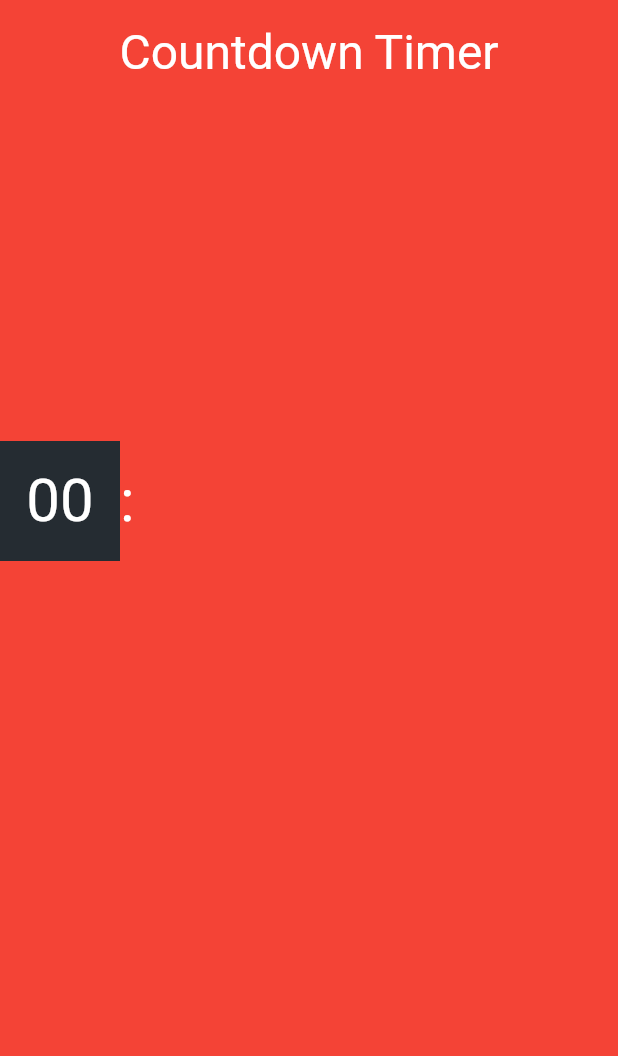
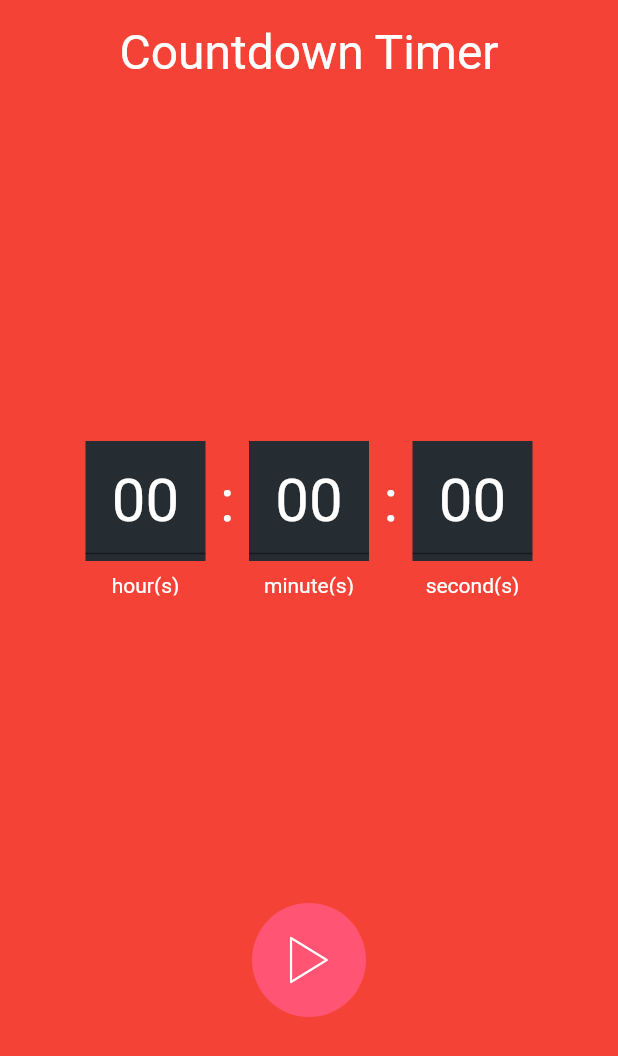
Before and after one commit to almightydreamer/ebs, a Flutter app: the screen it shows after launch, on a phone screen of 412 x 824 dp. Shown: the top 1056 px of the screen. Run offline on Flutter 3.47's test engine with Material 2 defaults, Android fonts, the phone set to English and light mode, and no system bars; our stand-ins replace flutter_svg; Roboto replaces fonts that are missing (SFProText-Regular).

Commit message:
second commit, tot ii ciotka

```diff
--- /dev/null
+++ b/lib/home_page/button.dart
@@ -0,0 +1,24 @@
+import 'package:flutter/material.dart';
+import 'package:flutter/widgets.dart';
+import 'package:flutter_svg/svg.dart';
+
+class TimerButtonWidget extends StatelessWidget {
+  final SvgPicture icon;
+  final VoidCallback onPress;
+
+  const TimerButtonWidget({Key? key, required this.icon, required this.onPress}) : super(key: key);
+
+  @override
+  Widget build(BuildContext context) {
+    return GestureDetector(
+      onTap: onPress,
+      child: Container(
+        width: 76,
+        height: 76,
+        decoration:
+            const BoxDecoration(shape: BoxShape.circle, color: Color(0xFFFF5473)),
+        child: Center(child: icon),
+      ),
+    );
+  }
+}
--- /dev/null
+++ b/lib/home_page/timer.dart
@@ -0,0 +1,171 @@
+import 'dart:ui';
+
+import 'package:flutter/material.dart';
+import 'package:flutter_svg/svg.dart';
+
+import '../res/text_styles.dart';
+
+import '../res/svg_assets.dart';
+
+
+class TimerWidget extends StatefulWidget {
+
+  final TextEditingController hourTimerController;
+  final TextEditingController minuteTimerController;
+  final TextEditingController secondTimerController;
+
+
+
+  const TimerWidget(
+      {Key? key,
+        required this.hourTimerController,
+        required this.minuteTimerController,
+        required this.secondTimerController}) : super(key: key);
+
+
+
+
+  @override
+  State<TimerWidget> createState() => _TimerWidgetState();
+}
+
+
+class _TimerWidgetState extends State<TimerWidget> {
+
+
+  @override
+  Widget build(BuildContext context) {
+    return Container(
+      child: Column(
+        children: [
+          Row(
+            mainAxisAlignment: MainAxisAlignment.center,
+            children: [
+              //
+              // hour insert box
+              //
+              SizedBox(
+                width: 80,
+                height: 80,
+                child: DecoratedBox(
+                    decoration: const BoxDecoration(color: Color(0xFF252C32)),
+                    child: Center(
+                      child: TextField(
+                        controller: widget.hourTimerController,
+                        keyboardType: TextInputType.number,
+                        textAlign: TextAlign.center,
+                        style: TextStyles.sfpRegular40,
+                        decoration: InputDecoration(
+                            hintText: '00', hintStyle: TextStyles.sfpRegular40),
+                      ),
+                    )
+                ),
+              ),
+              SizedBox(
+                width: 29,
+                height: 80,
+                child: Center(
+                  child: Text(':',
+                      style: TextStyles.sfpRegular40),
+                ),
+              ),
+              //
+              // minute insert box
+              //
+              SizedBox(
+                width: 80,
+                height: 80,
+                child: DecoratedBox(
+                    decoration: const BoxDecoration(color: Color(0xFF252C32)),
+                    child: Center(
+                      child: TextField(
+                        controller: widget.minuteTimerController,
+                        keyboardType: TextInputType.number,
+                        textAlign: TextAlign.center,
+                        style: TextStyles.sfpRegular40,
+                        decoration: InputDecoration(
+                            hintText: '00', hintStyle: TextStyles.sfpRegular40),
+                      ),
+                    )
+                ),
+              ),
+              SizedBox(
+                width: 29,
+                height: 80,
+                child: Center(
+                  child: Text(':',
+                      style: TextStyles.sfpRegular40),
+                ),
+              ),
+              //
+              // second insert box
+              //
+              SizedBox(
+                width: 80,
+                height: 80,
+                child: DecoratedBox(
+                    decoration: const BoxDecoration(color: Color(0xFF252C32)),
+                    child: Center(
+                      child: TextField(
+                        controller: widget.secondTimerController,
+                        keyboardType: TextInputType.number,
+                        textAlign: TextAlign.center,
+                        style: TextStyles.sfpRegular40,
+                        decoration: InputDecoration(
+                            hintText: '00', hintStyle: TextStyles.sfpRegular40),
+                      ),
+                    )
+                ),
+              )
+            ],
+          ),
+          const SizedBox(
+              height: 8
+          ),
+          Row(
+            mainAxisAlignment: MainAxisAlignment.center,
+            children: [
+              SizedBox(
+                  width: 80,
+                  height: 15,
+                  child: Center(
+                    child: Text('hour(s)', style: TextStyles.sfpRegular14,
+                    ),
+                  )
+              ),
+              const SizedBox(
+                width: 29,
+                height: 15,
+              ),
+              SizedBox(
+                  width: 80,
+                  height: 15,
+                  child: Center(
+                    child: Text('minute(s)', style: TextStyles.sfpRegular14,
+                    ),
+                  )
+              ),
+              const SizedBox(
+                width: 29,
+                height: 15,
+              ),
+              SizedBox(
+                  width: 80,
+                  height: 15,
+                  child: Center(
+                    child: Text('second(s)', style: TextStyles.sfpRegular14,
+                    ),
+                  )
+              )
+            ],
+          ),
+          const SizedBox(
+              height: 205,
+              width: 20
+          )
+        ],
+      ),
+
+    );
+  }
+}
--- /dev/null
+++ b/lib/home_page/title.dart
@@ -0,0 +1,19 @@
+
+import 'package:flutter/cupertino.dart';
+
+import '../res/text_styles.dart';
+
+class TitleWidget extends StatelessWidget {
+  const TitleWidget({Key? key}) : super(key: key);
+
+  @override
+  Widget build(BuildContext context) {
+    return Padding(
+        padding: const EdgeInsets.only(top: 16, bottom: 240),
+        child: Text(
+          'Countdown Timer',
+          style: TextStyles.sfpRegular32,
+          textAlign: TextAlign.center,
+        ));
+  }
+}
--- a/lib/main.dart
+++ b/lib/main.dart
@@ -1,12 +1,31 @@
 import 'package:flutter/material.dart';
-import 'package:internshiptask1/res/widgets.dart';
+import 'package:internshiptask1/res/svg_assets.dart';
+import 'package:internshiptask1/home_page/timer.dart';
+
+import 'home_Page/button.dart';
+import 'home_page/title.dart';
+import 'dart:async';
 
 void main() {
   runApp(const MyApp());
 }
 
-class MyApp extends StatelessWidget {
+class MyApp extends StatefulWidget {
   const MyApp({Key? key}) : super(key: key);
+
+  @override
+  State<MyApp> createState() => _MyAppState();
+}
+
+class _MyAppState extends State<MyApp> {
+  bool statement = true;
+
+  final _hourTimerController = TextEditingController();
+  final _minuteTimerController = TextEditingController();
+  final _secondTimerController = TextEditingController();
+
+  int currentSeconds = 0;
+  Timer? timer;
 
   @override
   Widget build(BuildContext context) {
@@ -17,12 +36,46 @@ class MyApp extends StatelessWidget {
           child: ListView(
             children: [
               TitleWidget(),
-              TimerWidget(),
-             // TimerButtonWidget(),
+              (statement)
+                  ? TimerWidget(
+                      hourTimerController: _hourTimerController,
+                      minuteTimerController: _minuteTimerController,
+                      secondTimerController: _secondTimerController)
+                  : Container(
+                      child: Text('$currentSeconds',
+                          style: TextStyle(fontSize: 50))),
+              (statement)
+                  ? TimerButtonWidget(
+                      icon: SvgAssets.start, onPress: _toggleTimer)
+                  : TimerButtonWidget(
+                      icon: SvgAssets.pause, onPress: _toggleTimer)
             ],
           ),
         ),
       ),
     );
   }
+
+  void _toggleTimer() {
+    statement = !statement;
+    getSeconds();
+    setState(() {});
+    if (!statement) {
+      Timer.periodic(Duration(seconds: 1), (timer) {
+        setState(() {});
+        print(currentSeconds);
+        currentSeconds--;
+        if (currentSeconds <= 0 && (!statement)) {
+          timer.cancel();
+        }
+      });
+    }
+  }
+
+  void getSeconds() {
+    int seconds = int.tryParse(_secondTimerController.value.text) ?? 0;
+    int minutes = int.tryParse(_minuteTimerController.value.text) ?? 0;
+    int hours = int.tryParse(_hourTimerController.value.text) ?? 0;
+    currentSeconds = seconds + (minutes * 60) + (hours * 3600);
+  }
 }
--- /dev/null
+++ b/lib/res/svg_assets.dart
@@ -0,0 +1,8 @@
+import 'dart:ui';
+
+import 'package:flutter_svg/svg.dart';
+
+class SvgAssets {
+  static SvgPicture start = SvgPicture.asset('resources/vectors/Start_Button.svg');
+  static SvgPicture pause = SvgPicture.asset('resources/vectors/Pause_Button.svg');
+}
--- a/lib/res/text_styles.dart
+++ b/lib/res/text_styles.dart
@@ -6,4 +6,5 @@ import 'fonts.dart';
 class TextStyles{
 static TextStyle sfpRegular32 = TextStyle(fontFamily: Fonts.sfprotextRegular, fontSize: 32, color: Colors.white);
 static TextStyle sfpRegular40 = TextStyle(fontFamily: Fonts.sfprotextRegular, fontSize: 40, color: Colors.white);
+static TextStyle sfpRegular14 = TextStyle(fontFamily: Fonts.sfprotextRegular, fontSize: 14, color: Colors.white);
 }
--- a/lib/res/widgets.dart
+++ /dev/null
@@ -1,52 +0,0 @@
-import 'dart:ui';
-
-import 'package:flutter/material.dart';
-
-import 'text_styles.dart';
-
-class TitleWidget extends StatelessWidget {
-  const TitleWidget({Key? key}) : super(key: key);
-
-  @override
-  Widget build(BuildContext context) {
-    return Padding(
-        padding: const EdgeInsets.only(top: 16, bottom: 240),
-        child: Text(
-          'Countdown Timer',
-          style: TextStyles.sfpRegular32,
-          textAlign: TextAlign.center,
-        ));
-  }
-}
-
-class TimerWidget extends StatefulWidget {
-  const TimerWidget({Key? key}) : super(key: key);
-
-  @override
-  State<TimerWidget> createState() => _TimerWidgetState();
-}
-
-class _TimerWidgetState extends State<TimerWidget> {
-  @override
-  Widget build(BuildContext context) {
-    return Container(
-      child: Row(
-        children: [
-          SizedBox(
-            width: 80,
-            height: 80,
-            child: DecoratedBox(
-                decoration: const BoxDecoration(color: Color(0xFF252C32)),
-              child: Center(
-                child: Text('00', style: TextStyles.sfpRegular40,
-                ),
-              )
-            ),
-          ),
-          Text(':',
-              style: TextStyles.sfpRegular40)
-        ],
-      ),
-    );
-  }
-}
```
Also changed, not shown: pubspec.yaml (+6 -1 lines), pubspec.lock, resources/vectors/Pause_Button.svg (added), resources/vectors/Start_Button.svg (added).
